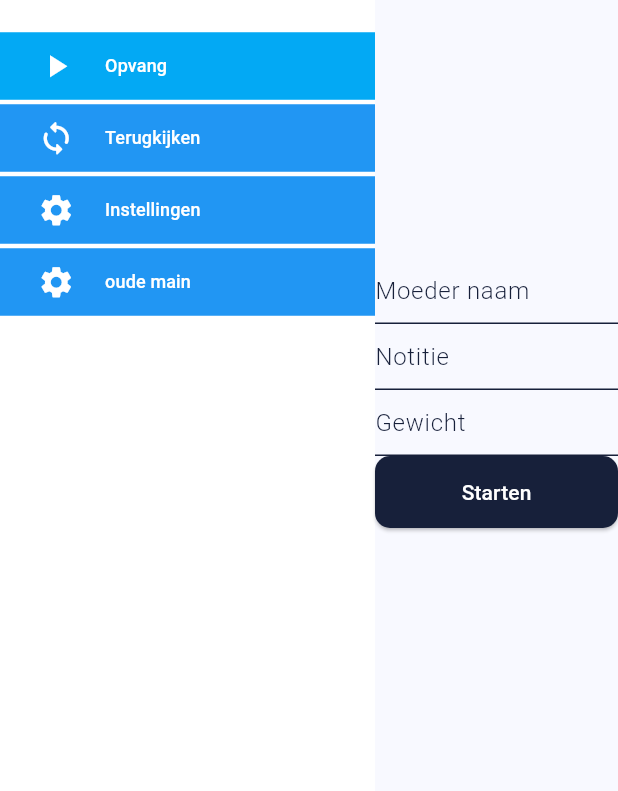
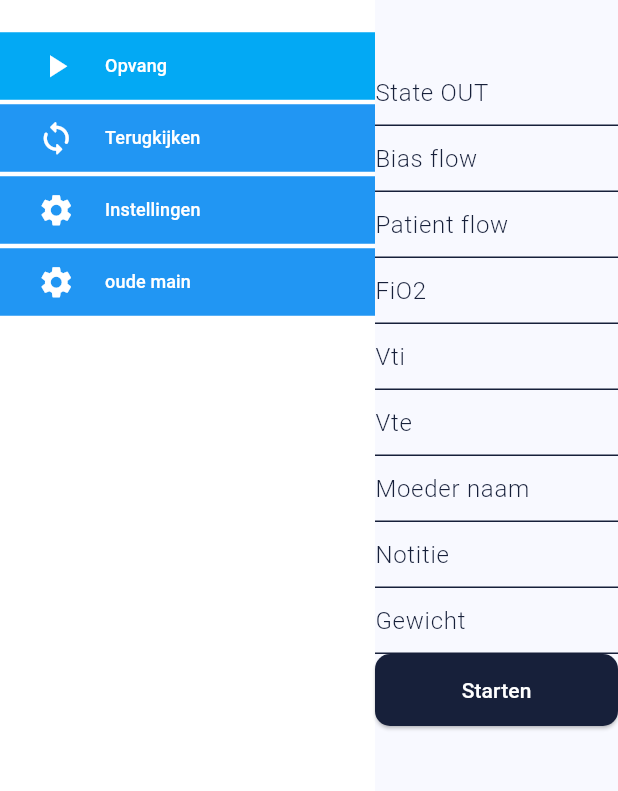
Before and after one commit to Zuurstofmasker/Zuurstofmasker, a Flutter app: the screen it shows after launch, after a tap on "Start calibration", on a phone screen of 412 x 824 dp, the part 225-1016 px from its top. Run offline on Flutter 3.47's test engine with Material 3 defaults, Android fonts, the phone set to English and light mode, and no system bars; our stand-ins replace csv, fl_chart; missing offline and left inert: flutter_libserialport; statements that could not run were skipped.

Commit message:
Changed form to add it to session

```diff
--- a/lib/Pages/StartSessie/startsession.dart
+++ b/lib/Pages/StartSessie/startsession.dart
@@ -4,6 +4,7 @@ import 'package:zuurstofmasker/Models/sessionDetail.dart';
 import 'package:zuurstofmasker/Widgets/buttons.dart';
 import 'package:zuurstofmasker/Widgets/inputFields.dart';
 import 'package:zuurstofmasker/Widgets/nav.dart';
+import 'package:zuurstofmasker/Widgets/form.dart';
 
 TextEditingController nameController = TextEditingController();
 TextEditingController noteController = TextEditingController();
@@ -28,6 +29,7 @@ class StartSession extends StatelessWidget {
       mainAxisAlignment: MainAxisAlignment.center,
       crossAxisAlignment: CrossAxisAlignment.center,
       children: [
+        const PatientForm(),
         InputField(
           controller: nameController,
           hintText: "Moeder naam",
--- /dev/null
+++ b/lib/Widgets/form.dart
@@ -0,0 +1,65 @@
+import 'package:flutter/material.dart';
+import 'package:flutter/services.dart';
+import 'package:zuurstofmasker/Widgets/inputFields.dart';
+
+TextEditingController stateOutController = TextEditingController();
+TextEditingController biasFlowController = TextEditingController();
+TextEditingController patientFlowController = TextEditingController();
+TextEditingController fiO2Controller = TextEditingController();
+TextEditingController vtiController = TextEditingController();
+TextEditingController vteController = TextEditingController();
+
+class PatientForm extends StatefulWidget {
+  const PatientForm ({
+    super.key
+  });
+
+  @override
+  State<PatientForm> createState() => _PatientFormState();
+}
+
+class _PatientFormState extends State<PatientForm> {
+  final GlobalKey<FormState> _formKey = GlobalKey<FormState>();
+
+  @override
+  Widget build(BuildContext context){
+    return Form(
+      key: _formKey,
+      child: Column(
+        crossAxisAlignment: CrossAxisAlignment.start,
+        children: <Widget>[
+          InputField(
+            controller: stateOutController,
+            hintText: "State OUT",
+            isDouble: true,
+          ),
+          InputField(
+            controller: biasFlowController,
+            hintText: "Bias flow",
+            isDouble: true,
+          ),
+          InputField(
+            controller: patientFlowController,
+            hintText: "Patient flow",
+            isDouble: true,
+          ),
+          InputField(
+            controller: fiO2Controller,
+            hintText: "FiO2",
+            isDouble: true,
+          ),
+          InputField(
+            controller: vtiController,
+            hintText: "Vti",
+            isDouble: true,
+          ),
+          InputField(
+            controller: vteController,
+            hintText: "Vte",
+            isDouble: true,
+          ),
+        ],
+      ),
+    );
+  }
+}
```
